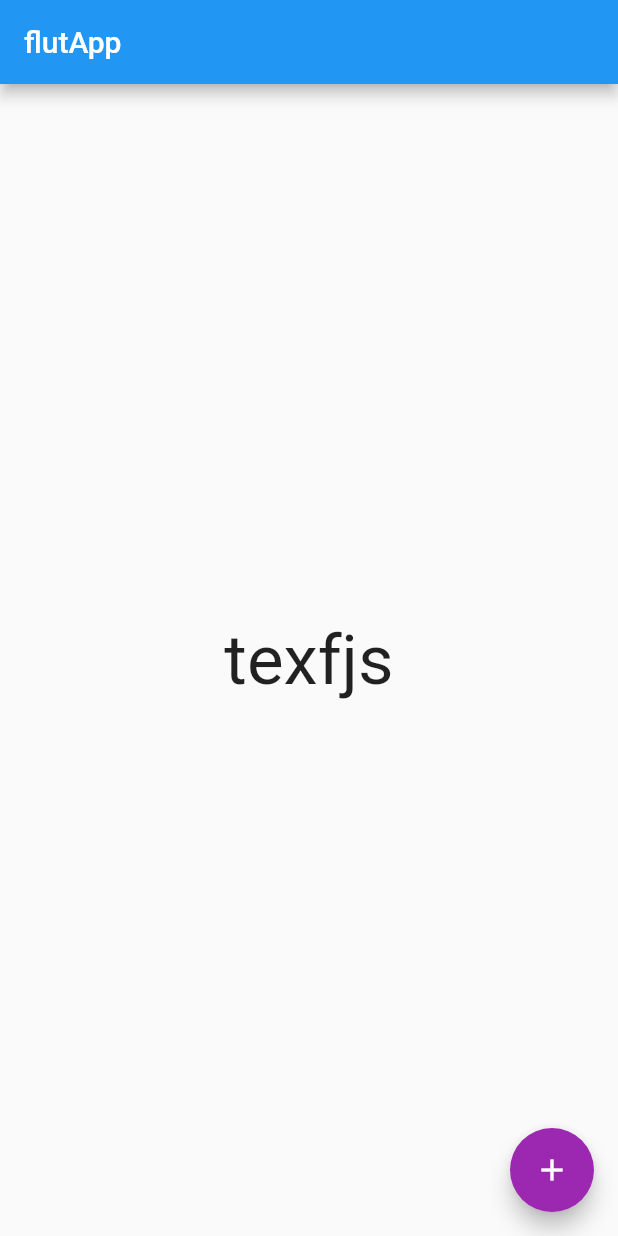
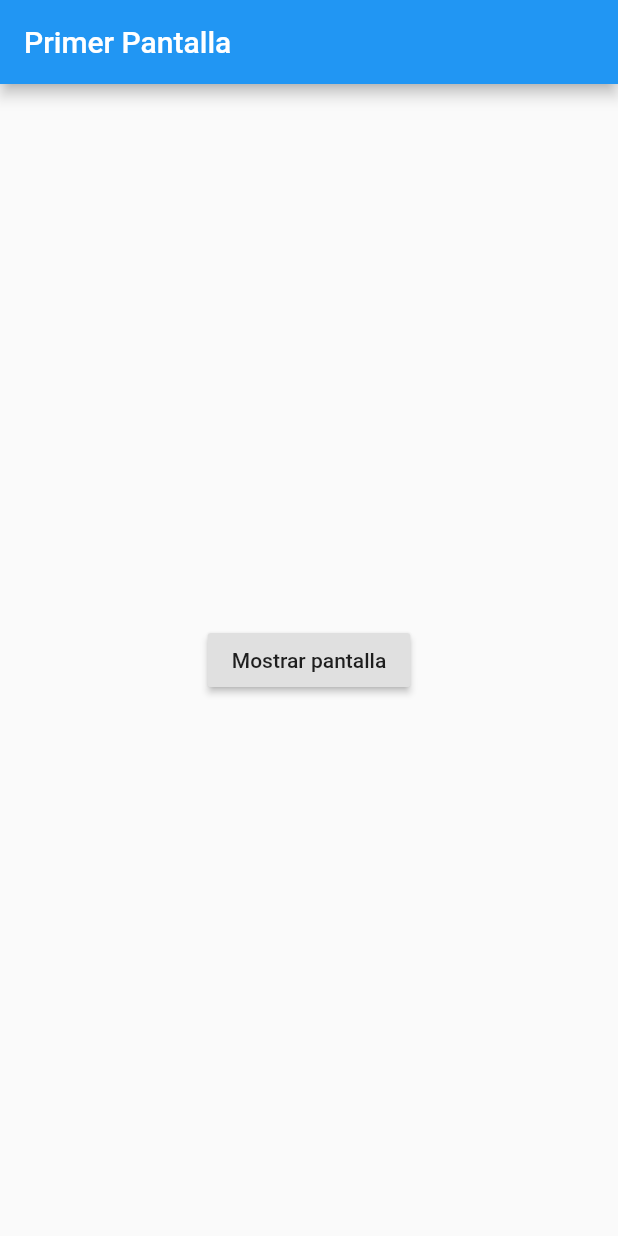
Before and after one commit to EdmaryBaga/flutr_app, a Flutter app: the screen it shows after launch, on a phone screen of 412 x 824 dp. Run offline on Flutter 3.47's test engine with Material 2 defaults, Android fonts, the phone set to English and light mode, and no system bars.

```diff
--- /dev/null
+++ b/FlutterApps/flutr_app/lib/src/app.dart
@@ -0,0 +1,33 @@
+import 'package:flutr_app/src/screens/second.dart';
+import 'package:flutter/material.dart';
+
+//esta tambien puede ser un statless
+
+class App extends StatefulWidget{
+  @override
+  _AppState createState() => _AppState();
+}
+
+class _AppState extends State<App>{
+  @override
+  Widget build(BuildContext context) {
+    return Scaffold(
+      appBar: AppBar(
+        title: Text("Primer Pantalla"),
+      ),
+      body: Center(
+        child: RaisedButton(
+          child: Text("Mostrar pantalla"),
+          onPressed: (){
+            Navigator.push(
+              context,
+              MaterialPageRoute(
+                builder: (context) => Second()
+              )
+            );
+          },
+        ),
+      ),
+    );
+  }
+}
```
Also changed, not shown: FlutterApps/flutr_app/lib/main.dart (+4 -26 lines), FlutterApps/flutr_app/lib/src/screens/second.dart (added, +13 -0 lines).
